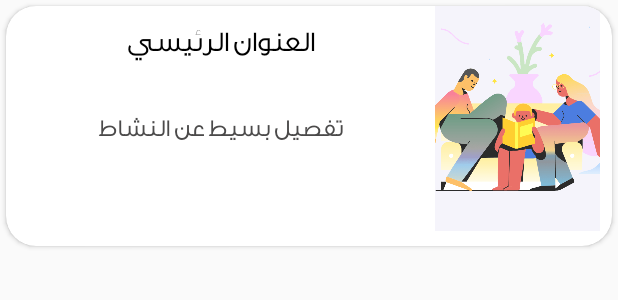
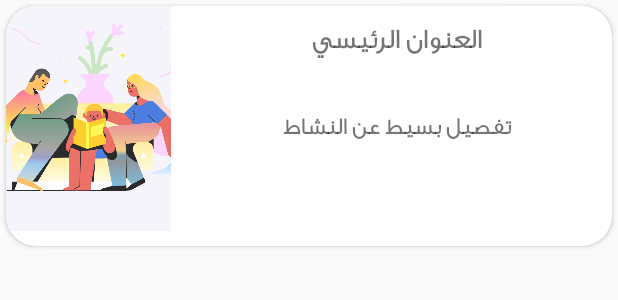
Before and after one commit to MahMughanni/teFinalProject, an Android app: the layout homefg_item_rv.xml on its own in the app's theme, with its tools: preview values and no code run, on a phone screen of 412 x 824 dp. Shown: the top 300 px of the screen. Run offline under Robolectric (Android 15) with nearby library versions, the phone set to English and light mode, and no system bars; network calls fail.

Commit message:
EditApi 4 "5/5/20"

```diff
--- a/app/build.gradle
+++ b/app/build.gradle
@@ -40,6 +40,12 @@ dependencies {
     implementation 'com.google.android.material:material:1.1.0'
     implementation 'pl.droidsonroids.gif:android-gif-drawable:1.2.19'
     implementation 'com.applandeo:material-calendar-view:1.7.0'
+    implementation 'com.android.volley:volley:1.1.1'
+    implementation 'com.squareup.picasso:picasso:2.71828'
+
+
+
+
 
 
 }
--- a/app/src/main/java/com/mahm/finalproject/Adapters/CustomAdapter_HomeFg_ViewPager.java
+++ b/app/src/main/java/com/mahm/finalproject/Adapters/CustomAdapter_HomeFg_ViewPager.java
@@ -50,7 +50,7 @@ public class CustomAdapter_HomeFg_ViewPager extends PagerAdapter {
         title = view.findViewById(R.id.item_Vp_tv_title);
         description = view.findViewById(R.id.item_Vp_description);
 
-        img_vp.setImageResource(data.get(position).getImg());
+//        img_vp.set(data.get(position).getImg());
         title.setText(data.get(position).getTitle());
         description.setText(data.get(position).getDescription());
 
--- /dev/null
+++ b/app/src/main/res/drawable/loading_shape.xml
@@ -0,0 +1,5 @@
+<?xml version="1.0" encoding="utf-8"?>
+<shape xmlns:android="http://schemas.android.com/apk/res/android"
+    android:shape="rectangle">
+    <solid android:color="#5e5e5e" />
+</shape>
--- a/app/src/main/res/layout/activity_update_phone_number.xml
+++ b/app/src/main/res/layout/activity_update_phone_number.xml
@@ -19,7 +19,6 @@
         android:textColor="#000"
         android:textStyle="bold"
         android:textSize="20sp" />
-
 
     <LinearLayout
         android:layout_width="match_parent"
--- a/app/src/main/res/layout/fragment_home.xml
+++ b/app/src/main/res/layout/fragment_home.xml
@@ -35,8 +35,6 @@
             android:id="@+id/homeFg_list_item"
             />
 
-
-
     </LinearLayout>
 
 
--- a/app/src/main/res/layout/homefg_item_rv.xml
+++ b/app/src/main/res/layout/homefg_item_rv.xml
@@ -9,12 +9,13 @@
         android:layout_width="match_parent"
         android:layout_height="160dp"
         android:layout_margin="4dp"
-        android:background="#E0DDDD"
         app:cardCornerRadius="20dp">
 
-        <RelativeLayout
+        <LinearLayout
             android:layout_width="match_parent"
-            android:layout_height="wrap_content">
+            android:layout_height="wrap_content"
+            android:orientation="horizontal">
+
 
             <ImageView
                 android:id="@+id/item_img_Vp"
@@ -26,21 +27,21 @@
                 android:scaleType="centerCrop"
                 android:src="@drawable/login_img0_family" />
 
+            <LinearLayout
+                android:layout_width="match_parent"
+                android:layout_height="wrap_content"
+                android:orientation="vertical">
+
                 <TextView
                     android:id="@+id/item_Vp_tv_title"
                     android:layout_width="match_parent"
                     android:layout_height="40dp"
-                android:layout_alignParentStart="true"
-                android:layout_alignParentTop="true"
                     android:layout_margin="10dp"
                     android:layout_marginEnd="-118dp"
-                android:layout_toStartOf="@+id/item_img_Vp"
-                android:fontFamily="@font/ge_ss_unique_light"
                     android:maxLines="1"
                     android:text="العنوان الرئيسي"
                     android:textAlignment="center"
                     android:textAllCaps="false"
-                android:textColor="#000000"
                     android:textSize="18sp"
                     android:textStyle="bold" />
 
@@ -48,66 +49,22 @@
                     android:id="@+id/item_Vp_description"
                     android:layout_width="match_parent"
                     android:layout_height="40dp"
-                android:layout_below="@+id/item_Vp_tv_title"
-                android:layout_alignParentStart="true"
                     android:layout_margin="10dp"
-                android:layout_toStartOf="@+id/item_img_Vp"
                     android:ellipsize="end"
-                android:fontFamily="@font/ge_ss_unique_light"
                     android:maxLines="2"
                     android:text="تفصيل بسيط عن النشاط"
                     android:textAlignment="center"
                     android:textAllCaps="false"
-                android:textColor="#4B4A4A"
                     android:textSize="15sp"
                     android:textStyle="bold" />
 
-            <!--            <TextView-->
-            <!--                android:id="@+id/item_Vp_tv_title"-->
-            <!--                android:layout_width="match_parent"-->
-            <!--                android:layout_height="40dp"-->
-            <!--                android:layout_alignParentTop="true"-->
-            <!--                android:layout_marginStart="-378dp"-->
-            <!--                android:layout_marginLeft="8dp"-->
-            <!--                android:layout_marginTop="15dp"-->
-            <!--                android:layout_marginEnd="-119dp"-->
-            <!--                android:layout_marginRight="6dp"-->
-            <!--                android:layout_toStartOf="@+id/item_img_Vp"-->
-            <!--                android:layout_toLeftOf="@id/item_img_Vp"-->
-            <!--                android:layout_toEndOf="@+id/item_img_Vp"-->
-            <!--                android:fontFamily="@font/ge_ss_unique_light"-->
-            <!--                android:maxLines="1"-->
-            <!--                android:paddingRight="16dp"-->
-            <!--                android:text="العنوان الرئيسي "-->
-            <!--                android:textAlignment="center"-->
-            <!--                android:textColor="#000000"-->
-            <!--                android:textSize="17sp"-->
-            <!--                android:textStyle="bold" />-->
 
-            <!--            <TextView-->
-            <!--                android:id="@+id/item_Vp_description"-->
-            <!--                android:layout_width="match_parent"-->
-            <!--                android:layout_height="40dp"-->
-            <!--                android:layout_below="@id/item_Vp_tv_title"-->
-            <!--                android:layout_alignParentEnd="true"-->
-            <!--                android:layout_marginStart="0dp"-->
-            <!--                android:layout_marginLeft="8dp"-->
-            <!--                android:layout_marginTop="32dp"-->
-            <!--                android:layout_marginEnd="8dp"-->
-            <!--                android:layout_marginRight="8dp"-->
-            <!--                android:layout_marginBottom="16dp"-->
-            <!--                android:layout_toLeftOf="@id/item_img_Vp"-->
-            <!--                android:layout_toEndOf="@+id/item_img_Vp"-->
-            <!--                android:ellipsize="end"-->
-            <!--                android:maxLines="2"-->
-            <!--                android:paddingRight="16dp"-->
-            <!--                android:text="تفصيل بسيط عن النشاط "-->
-            <!--                android:textAlignment="center"-->
-            <!--                android:textColor="#4B4A4A"-->
-            <!--                android:textSize="15sp" />-->
+            </LinearLayout>
 
 
-        </RelativeLayout>
+
+
+        </LinearLayout>
 
 
     </androidx.cardview.widget.CardView>
--- a/build.gradle
+++ b/build.gradle
@@ -5,6 +5,7 @@ buildscript {
         google()
         jcenter()
         mavenCentral()
+
 
 
     }
@@ -23,7 +24,6 @@ allprojects {
         mavenCentral()
 
 
-
     }
 }
 
```
Also changed, not shown: app/src/main/AndroidManifest.xml (+28 -11 lines), app/src/main/java/com/mahm/finalproject/Activities/ActivityDetails_HomeFg.java (+11 -0 lines), app/src/main/java/com/mahm/finalproject/Activities/HomeActivity.java (+14 -0 lines), app/src/main/java/com/mahm/finalproject/Adapters/ActivitiesAdapter.java (deleted, +0 -67 lines), app/src/main/java/com/mahm/finalproject/Adapters/Custom_RvAdapter_HomeFg_News.java (+28 -17 lines), app/src/main/java/com/mahm/finalproject/Fragments/HolidaysFragment.java (+14 -14 lines), app/src/main/java/com/mahm/finalproject/Fragments/HomeFragment.java (+92 -27 lines), app/src/main/java/com/mahm/finalproject/Model/ActivitiesData.java (+20 -10 lines), app/src/main/res/layout/fragment_holidays.xml (+11 -11 lines). Lines whose indentation alone changed are shown as unchanged.
